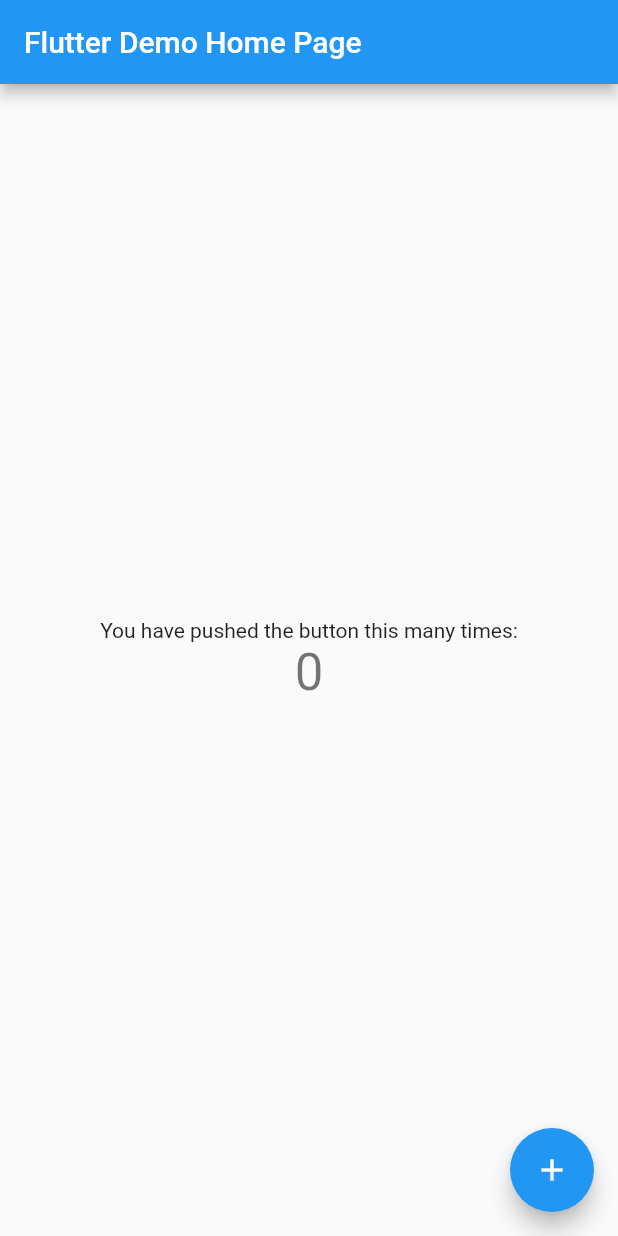
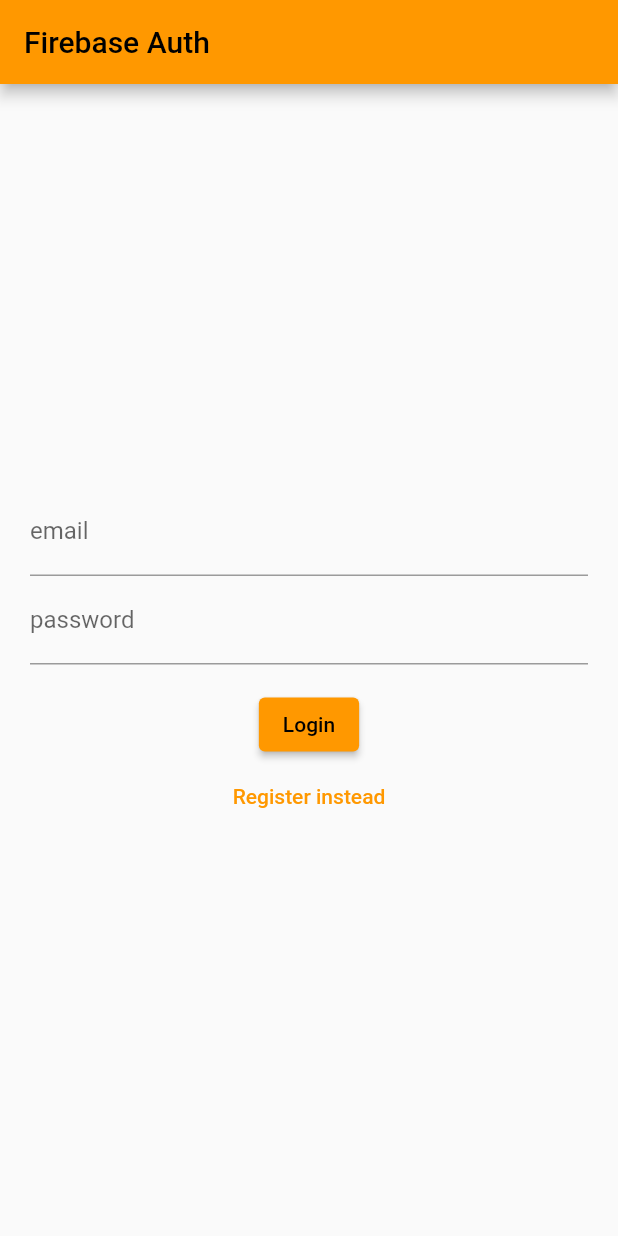
Before and after one commit to muradab/MPSS_mobile, a Flutter app: the screen it shows after launch, on a phone screen of 412 x 824 dp. Run offline on Flutter 3.47's test engine with Material 2 defaults, Android fonts, the phone set to English and light mode, and no system bars; our stand-ins replace firebase_auth, firebase_core; accounts and stored records are empty.

Commit message:
"added firebase authentication"

```diff
--- /dev/null
+++ b/lib/auth.dart
@@ -0,0 +1,33 @@
+import 'package:firebase_auth/firebase_auth.dart';
+
+class Auth {
+  final FirebaseAuth _firebaseAuth = FirebaseAuth.instance;
+
+  User? get currentUser => _firebaseAuth.currentUser;
+
+  Stream<User?> get authStateChanges => _firebaseAuth.authStateChanges();
+
+  Future<void> signInWithEmailAndPassword({
+    required String email,
+    required String password,
+  }) async {
+    await _firebaseAuth.signInWithEmailAndPassword(
+      email: email,
+      password: password,
+    );
+  }
+
+  Future<void> createUserWithEmailAndPassword({
+    required String email,
+    required String password,
+  }) async {
+    await _firebaseAuth.createUserWithEmailAndPassword(
+      email: email,
+      password: password,
+    );
+  }
+
+  Future<void> signOut() async {
+    await _firebaseAuth.signOut();
+  }
+}
--- a/lib/main.dart
+++ b/lib/main.dart
@@ -1,115 +1,24 @@
+import './widget_tree.dart';
+import 'package:firebase_core/firebase_core.dart';
 import 'package:flutter/material.dart';
 
-void main() {
+Future<void> main() async {
+  WidgetsFlutterBinding.ensureInitialized();
+  await Firebase.initializeApp();
   runApp(const MyApp());
 }
 
 class MyApp extends StatelessWidget {
-  const MyApp({super.key});
+  const MyApp({Key? key}) : super(key: key);
 
-  // This widget is the root of your application.
   @override
   Widget build(BuildContext context) {
     return MaterialApp(
-      title: 'Flutter Demo',
+      debugShowCheckedModeBanner: false,
       theme: ThemeData(
-        // This is the theme of your application.
-        //
-        // Try running your application with "flutter run". You'll see the
-        // application has a blue toolbar. Then, without quitting the app, try
-        // changing the primarySwatch below to Colors.green and then invoke
-        // "hot reload" (press "r" in the console where you ran "flutter run",
-        // or simply save your changes to "hot reload" in a Flutter IDE).
-        // Notice that the counter didn't reset back to zero; the application
-        // is not restarted.
-        primarySwatch: Colors.blue,
+        primarySwatch: Colors.orange,
       ),
-      home: const MyHomePage(title: 'Flutter Demo Home Page'),
+      home: const WidgetTree(),
     );
   }
 }
-
-class MyHomePage extends StatefulWidget {
-  const MyHomePage({super.key, required this.title});
-
-  // This widget is the home page of your application. It is stateful, meaning
-  // that it has a State object (defined below) that contains fields that affect
-  // how it looks.
-
-  // This class is the configuration for the state. It holds the values (in this
-  // case the title) provided by the parent (in this case the App widget) and
-  // used by the build method of the State. Fields in a Widget subclass are
-  // always marked "final".
-
-  final String title;
-
-  @override
-  State<MyHomePage> createState() => _MyHomePageState();
-}
-
-class _MyHomePageState extends State<MyHomePage> {
-  int _counter = 0;
-
-  void _incrementCounter() {
-    setState(() {
-      // This call to setState tells the Flutter framework that something has
-      // changed in this State, which causes it to rerun the build method below
-      // so that the display can reflect the updated values. If we changed
-      // _counter without calling setState(), then the build method would not be
-      // called again, and so nothing would appear to happen.
-      _counter++;
-    });
-  }
-
-  @override
-  Widget build(BuildContext context) {
-    // This method is rerun every time setState is called, for instance as done
-    // by the _incrementCounter method above.
-    //
-    // The Flutter framework has been optimized to make rerunning build methods
-    // fast, so that you can just rebuild anything that needs updating rather
-    // than having to individually change instances of widgets.
-    return Scaffold(
-      appBar: AppBar(
-        // Here we take the value from the MyHomePage object that was created by
-        // the App.build method, and use it to set our appbar title.
-        title: Text(widget.title),
-      ),
-      body: Center(
-        // Center is a layout widget. It takes a single child and positions it
-        // in the middle of the parent.
-        child: Column(
-          // Column is also a layout widget. It takes a list of children and
-          // arranges them vertically. By default, it sizes itself to fit its
-          // children horizontally, and tries to be as tall as its parent.
-          //
-          // Invoke "debug painting" (press "p" in the console, choose the
-          // "Toggle Debug Paint" action from the Flutter Inspector in Android
-          // Studio, or the "Toggle Debug Paint" command in Visual Studio Code)
-          // to see the wireframe for each widget.
-          //
-          // Column has various properties to control how it sizes itself and
-          // how it positions its children. Here we use mainAxisAlignment to
-          // center the children vertically; the main axis here is the vertical
-          // axis because Columns are vertical (the cross axis would be
-          // horizontal).
-          mainAxisAlignment: MainAxisAlignment.center,
-          children: <Widget>[
-            const Text(
-              'You have pushed the button this many times:',
-            ),
-            Text(
-              '$_counter',
-              style: Theme.of(context).textTheme.headlineMedium,
-            ),
-          ],
-        ),
-      ),
-      floatingActionButton: FloatingActionButton(
-        onPressed: _incrementCounter,
-        tooltip: 'Increment',
-        child: const Icon(Icons.add),
-      ), // This trailing comma makes auto-formatting nicer for build methods.
-    );
-  }
-}
--- /dev/null
+++ b/lib/pages/login_register_page.dart
@@ -0,0 +1,107 @@
+import 'package:flutter/material.dart';
+import 'package:firebase_auth/firebase_auth.dart';
+import '../auth.dart';
+
+class LoginPage extends StatefulWidget {
+  const LoginPage({Key? key}) : super(key: key);
+
+  @override
+  State<LoginPage> createState() => _LoginPageState();
+}
+
+class _LoginPageState extends State<LoginPage> {
+  String? errorMessage = '';
+  bool isLogin = true;
+
+  final TextEditingController _controllerEmail = TextEditingController();
+  final TextEditingController _controllerPassword = TextEditingController();
+
+  Future<void> signInWithEmailAndPassWord() async {
+    try {
+      await Auth().signInWithEmailAndPassword(
+        email: _controllerEmail.text,
+        password: _controllerPassword.text,
+      );
+    } on FirebaseAuthException catch (e) {
+      setState(() {
+        errorMessage = e.message;
+      });
+    }
+  }
+
+  Future<void> createUserWithEmailAndPassWord() async {
+    try {
+      await Auth().createUserWithEmailAndPassword(
+        email: _controllerEmail.text,
+        password: _controllerPassword.text,
+      );
+    } on FirebaseAuthException catch (e) {
+      setState(() {
+        errorMessage = e.message;
+      });
+    }
+  }
+
+  Widget _title() {
+    return const Text('Firebase Auth');
+  }
+
+  Widget _entryField(
+    String title,
+    TextEditingController controller,
+  ) {
+    return TextField(
+        controller: controller,
+        decoration: InputDecoration(
+          labelText: title,
+        ));
+  }
+
+  Widget _errorMessage() {
+    return Text(errorMessage == '' ? '' : 'Hmmm ? $errorMessage');
+  }
+
+  Widget _submitButton() {
+    return ElevatedButton(
+      onPressed:
+          isLogin ? signInWithEmailAndPassWord : createUserWithEmailAndPassWord,
+      child: Text(isLogin ? 'Login' : 'Register'),
+    );
+  }
+
+  Widget _loginOrRegisterButton() {
+    return TextButton(
+      onPressed: () {
+        setState(() {
+          isLogin = !isLogin;
+        });
+      },
+      child: Text(isLogin ? 'Register instead' : 'Login instead'),
+    );
+  }
+
+  @override
+  Widget build(BuildContext context) {
+    return Scaffold(
+      appBar: AppBar(
+        title: _title(),
+      ),
+      body: Container(
+        height: double.infinity,
+        width: double.infinity,
+        padding: const EdgeInsets.all(20),
+        child: Column(
+          crossAxisAlignment: CrossAxisAlignment.center,
+          mainAxisAlignment: MainAxisAlignment.center,
+          children: <Widget>[
+            _entryField('email', _controllerEmail),
+            _entryField('password', _controllerPassword),
+            _errorMessage(),
+            _submitButton(),
+            _loginOrRegisterButton(),
+          ],
+        ),
+      ),
+    );
+  }
+}
--- /dev/null
+++ b/lib/widget_tree.dart
@@ -0,0 +1,27 @@
+import './auth.dart';
+import './pages/login_register_page.dart';
+import './pages/home_page.dart';
+import 'package:flutter/material.dart';
+
+class WidgetTree extends StatefulWidget {
+  const WidgetTree({Key? key}) : super(key: key);
+
+  @override
+  State<WidgetTree> createState() => _WidgetTreeState();
+}
+
+class _WidgetTreeState extends State<WidgetTree> {
+  @override
+  Widget build(BuildContext context) {
+    return StreamBuilder(
+      stream: Auth().authStateChanges,
+      builder: (context, snapshot) {
+        if (snapshot.hasData) {
+          return HomePage();
+        } else {
+          return const LoginPage();
+        }
+      },
+    );
+  }
+}
--- a/pubspec.yaml
+++ b/pubspec.yaml
@@ -33,9 +33,13 @@
     sdk: flutter
 
 
+
   # The following adds the Cupertino Icons font to your application.
   # Use with the CupertinoIcons class for iOS style icons.
   cupertino_icons: ^1.0.2
+  firebase_core: ^1.20.0
+  firebase_auth: ^3.5.0
+  firebase_core_platform_interface: 4.5.1
 
 dev_dependencies:
   flutter_test:
```
Also changed, not shown: lib/pages/home_page.dart (added, +50 -0 lines), pubspec.lock, 4 other files.
